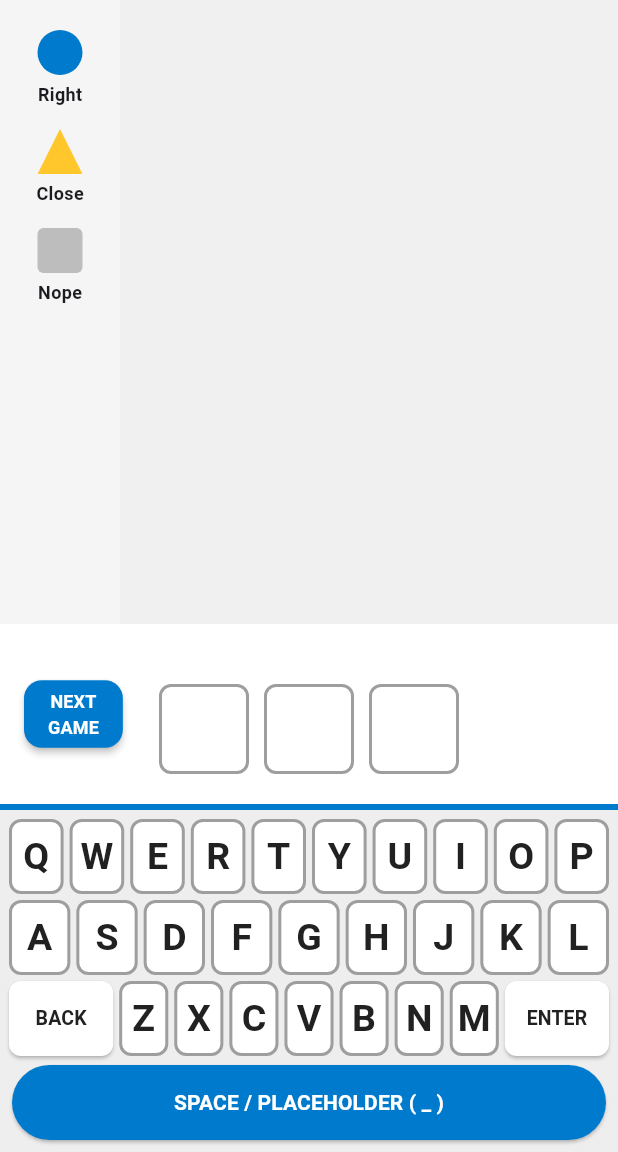
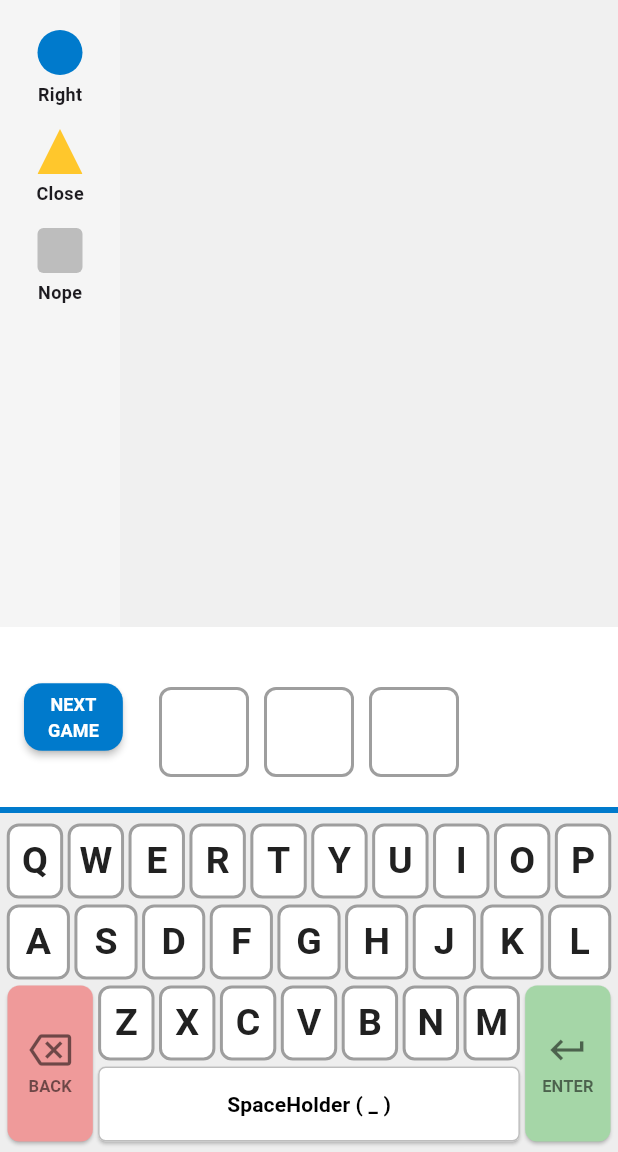
Before and after one commit to forkliftdev/flex_word_educational, a Flutter app: the screen it shows after launch, on a phone screen of 412 x 824 dp, the part 84-1236 px from its top. Run offline on Flutter 3.47's test engine with Material 3 defaults, Android fonts, the phone set to English and light mode, and no system bars; our stand-ins replace go_router.

Commit message:
improved keyboard layout

```diff
--- a/lib/screens/game_screen.dart
+++ b/lib/screens/game_screen.dart
@@ -218,8 +218,12 @@ class _GameScreenState extends State<GameScreen> {
 
   @override
   Widget build(BuildContext context) {
-    int splitIndex = 8;
-    List<String> leftColumn = [];
+// Get the total screen height
+    double screenHeight = MediaQuery.of(context).size.height;
+
+    // If the screen is short (less than 700 pixels), only show 5 rows before splitting.
+    // If it's tall, we can afford 8 rows.
+    int splitIndex = screenHeight < 700 ? 5 : 8;    List<String> leftColumn = [];
     List<String> rightColumn = [];
 
     if (pastGuesses.length <= splitIndex) {
--- a/lib/widgets/custom_keyboard.dart
+++ b/lib/widgets/custom_keyboard.dart
@@ -15,87 +15,166 @@ class CustomKeyboard extends StatelessWidget {
   @override
   Widget build(BuildContext context) {
     return Container(
+      // Standard keyboard background
       color: Colors.grey[200],
-      padding: const EdgeInsets.all(4.0),
+      padding: const EdgeInsets.symmetric(horizontal: 3.0, vertical: 5.0),
+      child: Column(
+        mainAxisSize: MainAxisSize.min,
+        children: [
+          // Row 1: Q-P
+          _buildRow(['Q', 'W', 'E', 'R', 'T', 'Y', 'U', 'I', 'O', 'P']),
+
+          // Row 2: A-L
+          _buildRow(['A', 'S', 'D', 'F', 'G', 'H', 'J', 'K', 'L']),
+
+          // Row 3 & 4: Winged Layout
+          _buildWingedBottom(),
+        ],
+      ),
+    );
+  }
+
+  // Helper for standard rows (Q-P, A-L)
+  Widget _buildRow(List<String> keys) {
+    return Padding(
+      padding: const EdgeInsets.symmetric(vertical: 2.0),
+      child: Row(
+        mainAxisAlignment: MainAxisAlignment.center,
+        children: keys.map((key) {
+          return Expanded(
+            flex: 10,
+            child: Padding(
+              padding: const EdgeInsets.symmetric(horizontal: 1.5),
+              child: SizedBox(
+                height: 50,
+                child: _buildLetterKey(key),
+              ),
+            ),
+          );
+        }).toList(),
+      ),
+    );
+  }
+
+  // The "Winged" Layout Logic
+  Widget _buildWingedBottom() {
+    return Padding(
+      padding: const EdgeInsets.symmetric(vertical: 2.0),
+      child: IntrinsicHeight(
+        child: Row(
+          crossAxisAlignment: CrossAxisAlignment.stretch,
+          children: [
+            // --- LEFT WING: TALL BACK KEY ---
+            Expanded(
+              flex: 15,
+              child: _buildFunctionalKey('DEL'),
+            ),
+
+            // --- CENTER STACK: Z-M AND SPACEHOLDER ---
+            Expanded(
+              flex: 70,
               child: Column(
                 children: [
-          // Row 1
-          _buildRow(['Q', 'W', 'E', 'R', 'T', 'Y', 'U', 'I', 'O', 'P']),
+                  // The Z-M Row
+                  Row(
+                    children: ['Z', 'X', 'C', 'V', 'B', 'N', 'M'].map((key) {
+                      return Expanded(
+                        child: Padding(
+                          padding: const EdgeInsets.symmetric(horizontal: 1.5),
+                          child: SizedBox(
+                            height: 50,
+                            child: _buildLetterKey(key),
+                          ),
+                        ),
+                      );
+                    }).toList(),
+                  ),
 
-          // Row 2
-          _buildRow(['A', 'S', 'D', 'F', 'G', 'H', 'J', 'K', 'L']),
+                  const SizedBox(height: 4),
 
-          // Row 3: DEL (Back) on Left, ENTER on Right
-          _buildRow(['DEL', 'Z', 'X', 'C', 'V', 'B', 'N', 'M', 'ENTER']),
-
-          // Row 4: Placeholder Key
+                  // The SpaceHolder Bar
                   Padding(
-            padding: const EdgeInsets.all(4.0),
+                    padding: const EdgeInsets.symmetric(horizontal: 1.5),
                     child: SizedBox(
                       height: 50,
                       width: double.infinity,
                       child: ElevatedButton(
                         style: ElevatedButton.styleFrom(
-                  backgroundColor: AppColors.techBlue,
-                  foregroundColor: Colors.white,
+                          backgroundColor: Colors.white,
+                          foregroundColor: Colors.black,
+                          elevation: 1,
+                          padding: EdgeInsets.zero,
+                          shape: RoundedRectangleBorder(
+                            borderRadius: BorderRadius.circular(5),
+                            // NEW: Added BorderSide to match letter keys
+                            side: BorderSide(color: Colors.grey[400]!, width: 1.0),
+                          ),
                         ),
                         onPressed: () => onKeyPressed('_'),
-                child: const Text("SPACE / PLACEHOLDER ( _ )", style: TextStyle(fontWeight: FontWeight.bold)),
+                        child: const Text(
+                          "SpaceHolder ( _ )",
+                          style: TextStyle(fontWeight: FontWeight.bold, fontSize: 14),
+                        ),
                       ),
                     ),
                   ),
                 ],
               ),
-    );
-  }
+            ),
 
-  Widget _buildRow(List<String> keys) {
-    return Row(
-      mainAxisAlignment: MainAxisAlignment.center,
-      children: keys.map((key) {
-        int flex = (key == 'ENTER' || key == 'DEL') ? 2 : 1;
-
-        return Expanded(
-          flex: flex,
-          child: Padding(
-            padding: const EdgeInsets.all(2.0),
-            child: SizedBox(
-              height: 50,
-              child: _buildKeyButton(key),
+            // --- RIGHT WING: TALL ENTER KEY ---
+            Expanded(
+              flex: 15,
+              child: _buildFunctionalKey('ENTER'),
             ),
+          ],
         ),
-        );
-      }).toList(),
-    );
-  }
-
-  Widget _buildKeyButton(String key) {
-    TileStatus status = keyStatuses[key] ?? TileStatus.initial;
-
-    // Special handling for Functional Keys
-    if (key == 'ENTER' || key == 'DEL') {
-       return ElevatedButton(
-          style: ElevatedButton.styleFrom(
-            padding: EdgeInsets.zero,
-            backgroundColor: Colors.white,
-            foregroundColor: AppColors.textBlack,
-            shape: RoundedRectangleBorder(borderRadius: BorderRadius.circular(8)),
-          ),
-          onPressed: () => onKeyPressed(key),
-          // LOGIC CHANGE: Check for both keys and return TEXT for both
-          child: Text(
-            key == 'ENTER' ? "ENTER" : "BACK",
-            style: const TextStyle(fontSize: 13, fontWeight: FontWeight.bold),
       ),
     );
   }
 
-    // Standard Letter Keys
+  Widget _buildLetterKey(String key) {
     return StatusTile(
       letter: key,
-      status: status,
+      status: keyStatuses[key] ?? TileStatus.initial,
       size: 50,
       onTap: () => onKeyPressed(key),
     );
   }
+
+  Widget _buildFunctionalKey(String key) {
+    bool isEnter = key == 'ENTER';
+
+    Color bgColor = isEnter ? Colors.green[200]! : Colors.red[200]!;
+    IconData iconData = isEnter ? Icons.keyboard_return : Icons.backspace_outlined;
+
+    return Container(
+      margin: const EdgeInsets.symmetric(horizontal: 2.0),
+      child: ElevatedButton(
+        style: ElevatedButton.styleFrom(
+          backgroundColor: bgColor,
+          foregroundColor: Colors.black,
+          elevation: 1,
+          padding: EdgeInsets.zero,
+          shape: RoundedRectangleBorder(
+            borderRadius: BorderRadius.circular(8),
+            // Optional: You can add a border here too if you want the colored keys to have outlines
+            // side: BorderSide(color: Colors.black12, width: 1.0),
+          ),
+        ),
+        onPressed: () => onKeyPressed(key),
+        child: Column(
+          mainAxisAlignment: MainAxisAlignment.center,
+          children: [
+            Icon(iconData, size: 28, color: Colors.black54),
+            const SizedBox(height: 2),
+            Text(
+              isEnter ? "ENTER" : "BACK",
+              style: const TextStyle(fontSize: 11, fontWeight: FontWeight.bold, color: Colors.black54),
+            ),
+          ],
+        ),
+      ),
+    );
   }
+}
```
Lines whose indentation alone changed are shown as unchanged.
